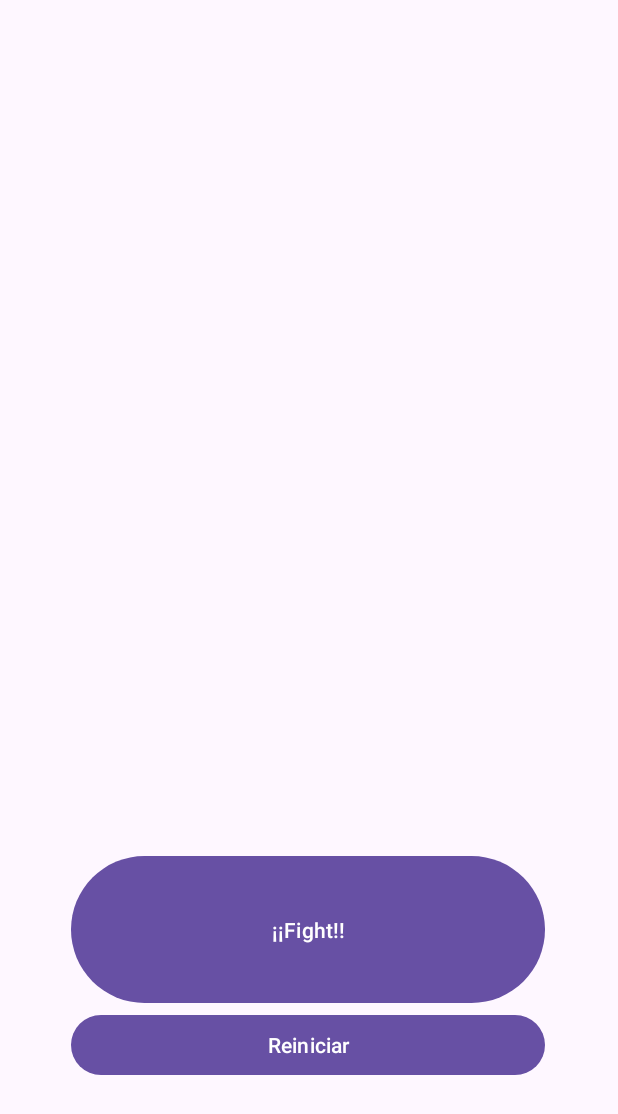
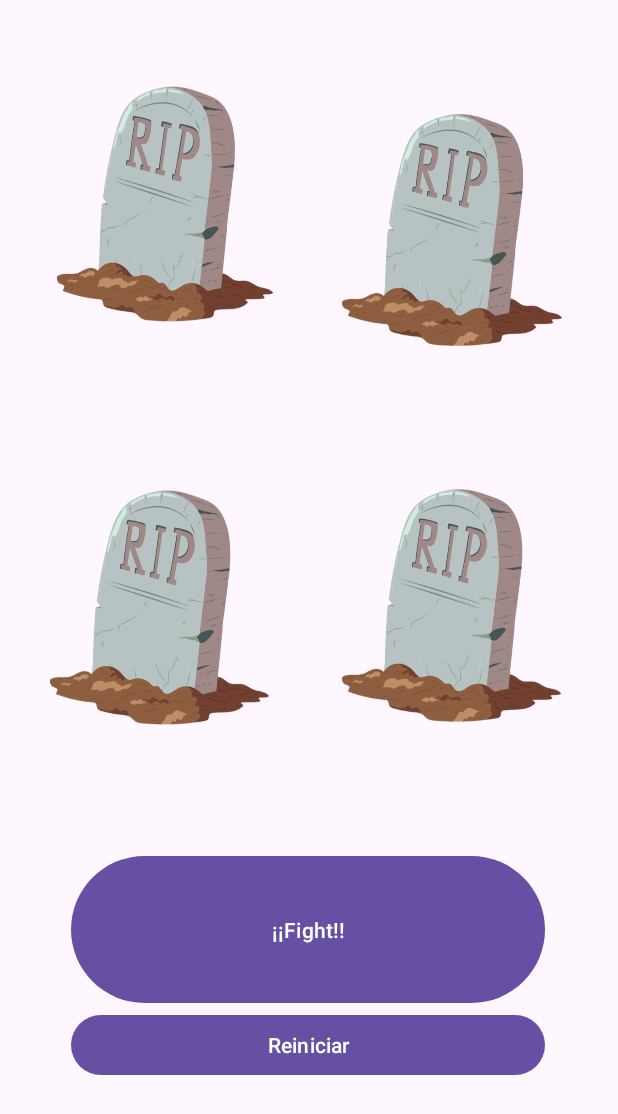
Before and after one commit to luciocape/SugarLab, an Android app: the Lucha screen opened directly, with no data from a screen before it, on a phone screen of 412 x 824 dp. Shown: the top 1114 px of the screen. Run offline under Robolectric (Android 15) with nearby library versions, the phone set to English and light mode, and no system bars.

Commit message:
Los Anillos del poder terminados casi por completo

```diff
--- a/8-LosAnillosDelPoder/app/src/main/java/com/example/losanillosdelpoder/Lucha.kt
+++ b/8-LosAnillosDelPoder/app/src/main/java/com/example/losanillosdelpoder/Lucha.kt
@@ -13,24 +13,34 @@ class Lucha: AppCompatActivity() {
     var imgSeleccion2: ImageView? = null
     var imgSeleccion3: ImageView? = null
     var imgSeleccion4: ImageView? = null
-    var guerreros: MutableList<Guerreros> = mutableListOf()
+    var guerreros: MutableList<Guerreros>? = mutableListOf()
     override fun onCreate(savedInstanceState: Bundle?) {
         super.onCreate(savedInstanceState)
         setContentView(R.layout.lucha)
+        imgSeleccion = findViewById(R.id.imgSeleccion5)
+        imgSeleccion2 = findViewById(R.id.imgSeleccion6)
+        imgSeleccion3 = findViewById(R.id.imgSeleccion7)
+        imgSeleccion4 = findViewById(R.id.imgSeleccion8)
 
         imgSeleccion?.setBackgroundResource(R.drawable.lapida)
         imgSeleccion2?.setBackgroundResource(R.drawable.lapida)
         imgSeleccion3?.setBackgroundResource(R.drawable.lapida)
         imgSeleccion4?.setBackgroundResource(R.drawable.lapida)
 
-        var guerreros = intent.getParcelableArrayListExtra<Guerreros>("guerreros") as MutableList<Guerreros>
-        Seleccion(guerreros)
+        imgSeleccion?.setBackgroundResource(R.drawable.lapida)
+        imgSeleccion2?.setBackgroundResource(R.drawable.lapida)
+        imgSeleccion3?.setBackgroundResource(R.drawable.lapida)
+        imgSeleccion4?.setBackgroundResource(R.drawable.lapida)
+
+        guerreros = getIntent().getSerializableExtra("guerreros") as MutableList<Guerreros>?
+        if (guerreros != null)
+            for (e in guerreros!!.indices){
+                Seleccion(guerreros!![e].nombre,e)
             }
-    fun Seleccion(guerreros:MutableList<Guerreros>){
-        for (x in 0..3){
-            when (x){
-                0 ->
-                    when (guerreros[x].nombre){
+    }
+    fun Seleccion(candidato:String, image:Int){
+        if (image == 0){
+            when (candidato){
                 "Milei"->
                     imgSeleccion?.setBackgroundResource(R.drawable.milei)
                 "Macri"->
@@ -42,8 +52,9 @@ class Lucha: AppCompatActivity() {
                 "Bullrich"->
                     imgSeleccion?.setBackgroundResource(R.drawable.bullrich)
             }
-                1 ->
-                    when (guerreros[x].nombre){
+        }
+        else if(image == 1){
+            when (candidato){
                 "Milei"->
                     imgSeleccion2?.setBackgroundResource(R.drawable.milei)
                 "Macri"->
@@ -55,8 +66,9 @@ class Lucha: AppCompatActivity() {
                 "Bullrich"->
                     imgSeleccion2?.setBackgroundResource(R.drawable.bullrich)
             }
-                2 ->
-                    when (guerreros[x].nombre){
+        }
+        else if(image == 2){
+            when (candidato){
                 "Massa"->
                     imgSeleccion3?.setBackgroundResource(R.drawable.massa)
                 "Cristina"->
@@ -68,8 +80,9 @@ class Lucha: AppCompatActivity() {
                 "Alberto"->
                     imgSeleccion3?.setBackgroundResource(R.drawable.alberto)
             }
-                3 ->
-                    when (guerreros[x].nombre){
+        }
+        else if(image == 3){
+            when (candidato){
                 "Massa"->
                     imgSeleccion4?.setBackgroundResource(R.drawable.massa)
                 "Cristina"->
@@ -83,12 +96,11 @@ class Lucha: AppCompatActivity() {
             }
         }
     }
-    }
     fun Pelea(view: View){
         var resultado:Int = 0
         var poderBuenos:Int = 0
         var poderMalos:Int = 0
-        for (i in guerreros){
+        for (i in guerreros!!){
             if (i.corazon){
                 poderBuenos += i.ataque * i.cant
             }
@@ -102,8 +114,14 @@ class Lucha: AppCompatActivity() {
         }
         else if (resultado < 0){
             Toast.makeText(this, "Gano la izquierda", Toast.LENGTH_SHORT).show()
+            imgSeleccion?.setBackgroundResource(R.drawable.lapida)
+            imgSeleccion2?.setBackgroundResource(R.drawable.lapida)
         }
-        else Toast.makeText(this,"Gano la derecha", Toast.LENGTH_SHORT).show()
+        else{
+            Toast.makeText(this,"Gano la derecha", Toast.LENGTH_SHORT).show()
+            imgSeleccion3?.setBackgroundResource(R.drawable.lapida)
+            imgSeleccion4?.setBackgroundResource(R.drawable.lapida)
+        }
     }
     fun Regresar(view: View) {
         val intent = Intent(this, MainActivity::class.java).apply { }
--- a/8-LosAnillosDelPoder/app/src/main/res/layout/lucha.xml
+++ b/8-LosAnillosDelPoder/app/src/main/res/layout/lucha.xml
@@ -7,6 +7,7 @@
     android:backgroundTint="#570C0C">
 
     <LinearLayout
+        android:id="@+id/linearLayout"
         android:layout_width="316dp"
         android:layout_height="177dp"
         android:layout_marginBottom="80dp"
@@ -31,4 +32,47 @@
             android:onClick="Regresar"
             android:text="Reiniciar" />
     </LinearLayout>
+
+    <ImageView
+        android:id="@+id/imgSeleccion5"
+        android:layout_width="157dp"
+        android:layout_height="208dp"
+        app:layout_constraintBottom_toTopOf="@+id/linearLayout"
+        app:layout_constraintEnd_toEndOf="parent"
+        app:layout_constraintHorizontal_bias="0.122"
+        app:layout_constraintStart_toStartOf="parent"
+        app:layout_constraintTop_toTopOf="parent"
+        app:layout_constraintVertical_bias="0.09" />
+
+    <ImageView
+        android:id="@+id/imgSeleccion6"
+        android:layout_width="159dp"
+        android:layout_height="207dp"
+        app:layout_constraintBottom_toTopOf="@+id/linearLayout"
+        app:layout_constraintEnd_toStartOf="@+id/imgSeleccion7"
+        app:layout_constraintHorizontal_bias="0.433"
+        app:layout_constraintStart_toStartOf="parent"
+        app:layout_constraintTop_toBottomOf="@+id/imgSeleccion5"
+        app:layout_constraintVertical_bias="0.516" />
+
+    <ImageView
+        android:id="@+id/imgSeleccion7"
+        android:layout_width="160dp"
+        android:layout_height="205dp"
+        app:layout_constraintBottom_toTopOf="@+id/imgSeleccion8"
+        app:layout_constraintEnd_toEndOf="parent"
+        app:layout_constraintHorizontal_bias="0.515"
+        app:layout_constraintStart_toEndOf="@+id/imgSeleccion5"
+        app:layout_constraintTop_toTopOf="parent"
+        app:layout_constraintVertical_bias="0.533" />
+
+    <ImageView
+        android:id="@+id/imgSeleccion8"
+        android:layout_width="159dp"
+        android:layout_height="206dp"
+        app:layout_constraintBottom_toTopOf="@+id/linearLayout"
+        app:layout_constraintEnd_toEndOf="parent"
+        app:layout_constraintHorizontal_bias="0.507"
+        app:layout_constraintStart_toEndOf="@+id/imgSeleccion5"
+        app:layout_constraintTop_toBottomOf="@+id/imgSeleccion5" />
 </androidx.constraintlayout.widget.ConstraintLayout>
```
Also changed, not shown: 8-LosAnillosDelPoder/app/src/main/java/com/example/losanillosdelpoder/Derecha.kt (+103 -49 lines), 8-LosAnillosDelPoder/app/src/main/java/com/example/losanillosdelpoder/Guerreros.kt (+11 -37 lines), 8-LosAnillosDelPoder/app/src/main/java/com/example/losanillosdelpoder/Izquierda.kt (+151 -52 lines), 8-LosAnillosDelPoder/app/src/main/java/com/example/losanillosdelpoder/MainActivity.kt (+7 -2 lines). Lines whose indentation alone changed are shown as unchanged.
